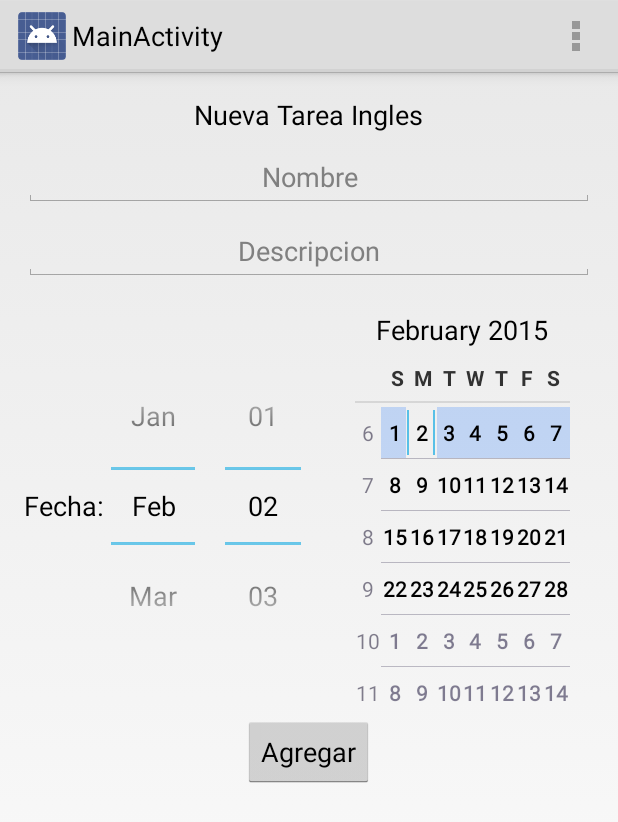
After one commit to ReyesMagos/StudiappColegios, an Android app: the AddHomeworkActitivy screen opened directly, with no data from a screen before it, on a phone screen of 412 x 824 dp. The commit adds this screen. Shown: the top 822 px of the screen. Run offline under Robolectric (Android 15) with nearby library versions, the phone set to English and light mode, and no system bars.

Commit message:
teacher homework activity added

```diff
--- a/app/src/main/java/co/reyesmagos/studiappcolegios/activities/NavigationActivityMain.java
+++ b/app/src/main/java/co/reyesmagos/studiappcolegios/activities/NavigationActivityMain.java
@@ -16,6 +16,7 @@ import android.view.MenuItem;
 import com.parse.ParseUser;
 
 import co.reyesmagos.studiappcolegios.R;
+import co.reyesmagos.studiappcolegios.activities.teachers.HomeWorksFragment;
 import co.reyesmagos.studiappcolegios.controladores.LoginController;
 import co.reyesmagos.studiappcolegios.fragments.CalendarFragment;
 import co.reyesmagos.studiappcolegios.fragments.ConfigurationFragmentActivity;
@@ -102,12 +103,13 @@ public class NavigationActivityMain extends Activity
                     fragment = new GroupsActivityFragment();
                     break;
                 case 3:
-                    fragment = new NotasFragmentActivity();
+                    fragment = new HomeWorksFragment();
                     break;
                 case 4:
                     fragment = new CalendarFragment();
                     break;
                 case 5:
+                    fragment = new HomeWorksFragment();
                     break;
                 case 6:
                     break;
--- /dev/null
+++ b/app/src/main/java/co/reyesmagos/studiappcolegios/activities/teachers/AddHomeworkActitivy.java
@@ -0,0 +1,40 @@
+package co.reyesmagos.studiappcolegios.activities.teachers;
+
+import android.app.Activity;
+import android.os.Bundle;
+import android.view.Menu;
+import android.view.MenuItem;
+
+import co.reyesmagos.studiappcolegios.R;
+
+public class AddHomeworkActitivy extends Activity {
+
+    @Override
+    protected void onCreate(Bundle savedInstanceState) {
+        super.onCreate(savedInstanceState);
+        setContentView(R.layout.create_homework);
+    }
+
+
+    @Override
+    public boolean onCreateOptionsMenu(Menu menu) {
+        // Inflate the menu; this adds items to the action bar if it is present.
+        getMenuInflater().inflate(R.menu.menu_main, menu);
+        return true;
+    }
+
+    @Override
+    public boolean onOptionsItemSelected(MenuItem item) {
+        // Handle action bar item clicks here. The action bar will
+        // automatically handle clicks on the Home/Up button, so long
+        // as you specify a parent activity in AndroidManifest.xml.
+        int id = item.getItemId();
+
+        //noinspection SimplifiableIfStatement
+        if (id == R.id.action_settings) {
+            return true;
+        }
+
+        return super.onOptionsItemSelected(item);
+    }
+}
--- /dev/null
+++ b/app/src/main/res/layout/create_homework.xml
@@ -0,0 +1,80 @@
+<?xml version="1.0" encoding="utf-8"?>
+<LinearLayout xmlns:android="http://schemas.android.com/apk/res/android"
+              android:layout_width="match_parent"
+              android:layout_height="match_parent"
+              android:paddingLeft="@dimen/activity_horizontal_margin"
+              android:paddingRight="@dimen/activity_horizontal_margin"
+              android:paddingTop="@dimen/activity_vertical_margin"
+              android:paddingBottom="@dimen/activity_vertical_margin"
+              android:orientation="vertical">
+
+
+    <ScrollView
+        android:layout_width="match_parent"
+        android:layout_height="match_parent"
+        android:id="@+id/scrollView">
+
+        <LinearLayout
+            android:orientation="vertical"
+            android:layout_width="match_parent"
+            android:layout_height="wrap_content"
+            android:layout_gravity="center_horizontal">
+
+            <TextView
+                android:layout_width="wrap_content"
+                android:layout_height="wrap_content"
+                android:textAppearance="?android:attr/textAppearanceMedium"
+                android:text="Nueva Tarea Ingles"
+                android:layout_marginBottom="10dp"
+                android:id="@+id/textView6"
+                android:layout_gravity="center_horizontal"/>
+
+
+            <EditText
+                android:layout_width="match_parent"
+                android:layout_height="wrap_content"
+                android:id="@+id/editText"
+                android:hint="Nombre"
+                android:gravity="center"
+                android:layout_marginBottom="10dp"
+                android:layout_gravity="center_horizontal"/>
+
+            <EditText
+                android:layout_width="match_parent"
+                android:layout_height="wrap_content"
+                android:id="@+id/editText2"
+                android:hint="Descripcion"
+                android:layout_marginBottom="10dp"
+                android:gravity="center"
+                android:layout_gravity="center_horizontal"/>
+
+            <LinearLayout
+                android:orientation="horizontal"
+                android:layout_width="match_parent"
+                android:layout_height="wrap_content"
+                android:layout_gravity="center_horizontal">
+
+                <TextView
+                    android:layout_width="wrap_content"
+                    android:layout_height="wrap_content"
+                    android:textAppearance="?android:attr/textAppearanceMedium"
+                    android:text="Fecha: "
+                    android:layout_gravity="center_vertical"
+                    android:id="@+id/textView7"/>
+
+                <DatePicker
+                    android:layout_width="wrap_content"
+                    android:layout_height="wrap_content"
+                    android:id="@+id/datePicker"/>
+            </LinearLayout>
+            <Button
+                android:layout_width="wrap_content"
+                android:layout_height="wrap_content"
+                android:text="Agregar"
+                android:id="@+id/button"
+                android:layout_gravity="center_horizontal"/>
+        </LinearLayout>
+    </ScrollView>
+
+
+</LinearLayout>
--- /dev/null
+++ b/app/src/main/res/menu/menu_main.xml
@@ -0,0 +1,8 @@
+<menu xmlns:android="http://schemas.android.com/apk/res/android"
+      xmlns:tools="http://schemas.android.com/tools"
+      tools:context="co.reyesmagos.studiappcolegios.activities.teachers.AddHomeworkActitivy">
+    <item android:id="@+id/action_settings"
+          android:title="@string/action_settings"
+          android:orderInCategory="100"
+          android:showAsAction="never"/>
+</menu>
```
Also changed, not shown: app/src/main/AndroidManifest.xml (+16 -9 lines), app/src/main/java/co/reyesmagos/studiappcolegios/activities/teachers/HomeWorksFragment.java (added, +81 -0 lines), app/src/main/java/co/reyesmagos/studiappcolegios/fragments/NavigationDrawerFragment.java (+4 -3 lines), app/src/main/java/co/reyesmagos/studiappcolegios/fragments/adaptadores/teacher/CustomAdapterAddHomework.java (added, +76 -0 lines), app/src/main/res/layout/activity_home_works.xml (added, +25 -0 lines), app/src/main/res/layout/activity_main.xml (added, +16 -0 lines), app/src/main/res/layout/custom_add_homework_layout.xml (added, +21 -0 lines), app/src/main/res/menu/menu_home_works.xml (added, +8 -0 lines), app/src/main/res/values/strings.xml (+8 -9 lines), app/src/main/res/drawable-hdpi/arrow.png (added), 43 other files.
